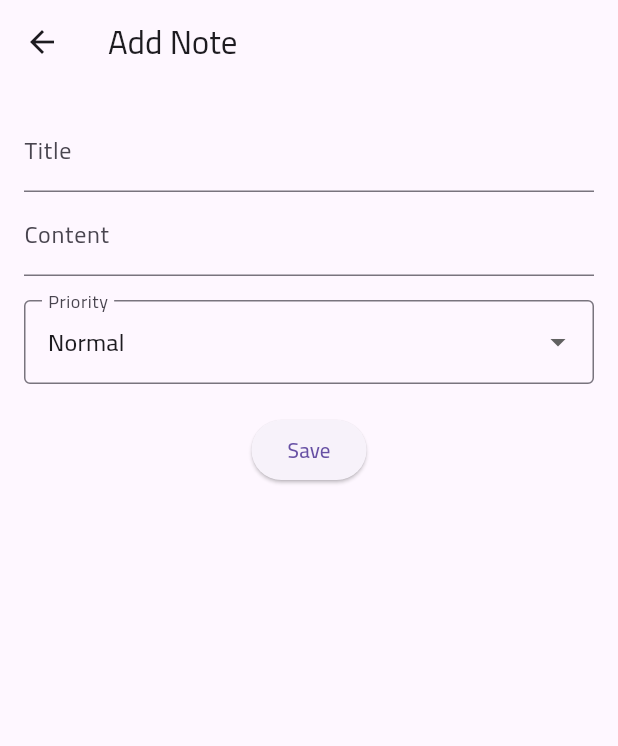
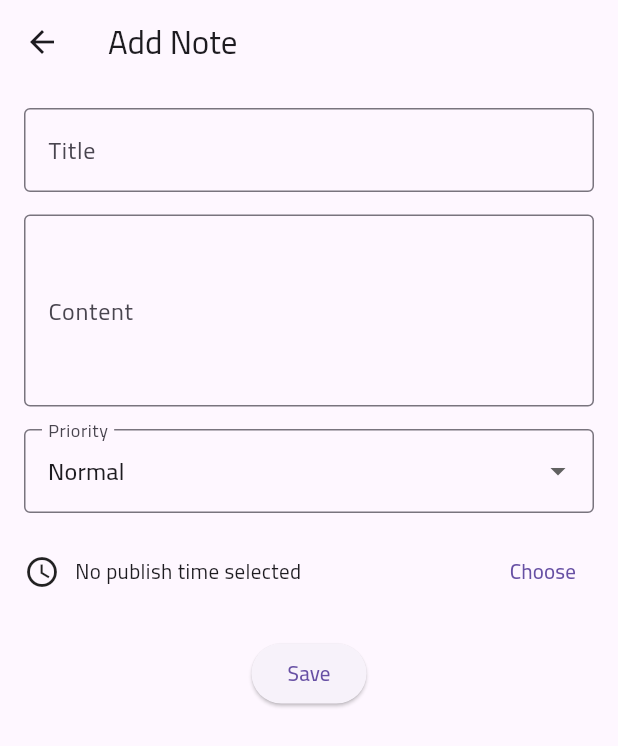
Before and after one commit to mr-atbooo/fluter_note_course, a Flutter app: the screen it shows after launch, after a tap on the "add" icon, on a phone screen of 412 x 824 dp. Shown: the top 746 px of the screen. Run offline on Flutter 3.47's test engine with Material 3 defaults, Android fonts, the phone set to English and light mode, and no system bars; our stand-ins replace sqflite, sqflite_common_ffi; missing offline and left inert: window_manager; accounts and stored records are empty.

Commit message:
make published_at

```diff
--- a/lib/db/notes_db.dart
+++ b/lib/db/notes_db.dart
@@ -1,5 +1,6 @@
 import 'package:sqflite/sqflite.dart';
 import 'package:path/path.dart';
+import 'package:path_provider/path_provider.dart';
 import '../models/note_model.dart';
 
 class NotesDB {
@@ -12,7 +13,10 @@ class NotesDB {
   }
 
   Future<Database> initDB() async {
-    String path = join(await getDatabasesPath(), 'notes.db');
+    // String path = join(await getDatabasesPath(), 'notes.db');
+
+    final directory = await getApplicationDocumentsDirectory();
+    final path = join(directory.path, 'my_notes.db');
 
     return await openDatabase(
       path,
@@ -24,22 +28,24 @@ class NotesDB {
           title TEXT,
           content TEXT,
           priority INTEGER DEFAULT 1,
+          published_at TEXT,
+          is_published INTEGER DEFAULT 0,
           created_at TEXT,
           updated_at TEXT
         )
       ''');
       },
-      onUpgrade: (db, oldVersion, newVersion) async {
-        if (oldVersion < 2) {
-          await db.execute(
-            'ALTER TABLE notes ADD COLUMN priority INTEGER DEFAULT 1',
-          );
-          await db.execute('ALTER TABLE notes ADD COLUMN created_at TEXT');
-        }
-        if (oldVersion < 3) {
-          await db.execute('ALTER TABLE notes ADD COLUMN updated_at TEXT');
-        }
-      },
+      // onUpgrade: (db, oldVersion, newVersion) async {
+      //   if (oldVersion < 2) {
+      //     await db.execute(
+      //       'ALTER TABLE notes ADD COLUMN priority INTEGER DEFAULT 1',
+      //     );
+      //     await db.execute('ALTER TABLE notes ADD COLUMN created_at TEXT');
+      //   }
+      //   if (oldVersion < 3) {
+      //     await db.execute('ALTER TABLE notes ADD COLUMN updated_at TEXT');
+      //   }
+      // },
     );
   }
 
@@ -56,6 +62,9 @@ class NotesDB {
   // ➕ Insert
   Future<int> insertNote(Note note) async {
     final db = await database;
+
+    print('Inserting note: ${note.toMap()}');
+
     // return await db.insert('notes', note.toMap());
     return await db.insert('notes', {
       ...note.toMap(),
--- a/lib/models/note_model.dart
+++ b/lib/models/note_model.dart
@@ -3,16 +3,16 @@ class Note {
   String title;
   String? content;
   int priority;
-  String createdAt;
-  String? updatedAt;
+  DateTime? publishedAt;
+  bool isPublished;
 
   Note({
     this.id,
     required this.title,
     this.content,
     this.priority = 1,
-    required this.createdAt,
-    this.updatedAt,
+    this.publishedAt,
+    this.isPublished = false,
   });
 
   Map<String, dynamic> toMap() {
@@ -21,8 +21,9 @@ class Note {
       'title': title,
       'content': content,
       'priority': priority,
-      'created_at': createdAt,
-      'updated_at': updatedAt,
+      'published_at': publishedAt?.toIso8601String(),
+      'is_published': isPublished ? 1 : 0,
+      // ⚠️ لا ندرج created_at و updated_at هنا - سيُضافان تلقائياً في الـ DB
     };
   }
 
@@ -32,8 +33,62 @@ class Note {
       title: map['title'],
       content: map['content'],
       priority: map['priority'] ?? 1,
-      createdAt: map['created_at'] ?? '',
-      updatedAt: map['updated_at'],
+      publishedAt: map['published_at'] != null
+          ? DateTime.parse(map['published_at'])
+          : null,
+      isPublished: map['is_published'] == 1,
+      // ⚠️ لا نقرأ created_at و updated_at إلى الـ Model (لا نحتاجهما في الواجهة)
     );
   }
 }
+
+// class Note {
+//   int? id;
+//   String title;
+//   String? content;
+//   int priority;
+//   DateTime? publishedAt; // 👈 الحقل الجديد
+//   bool isPublished;
+//   DateTime createdAt;
+//   DateTime? updatedAt;
+
+//   Note({
+//     this.id,
+//     required this.title,
+//     this.content,
+//     this.priority = 1,
+//     this.publishedAt,
+//     this.isPublished = false,
+//     required this.createdAt,
+//     this.updatedAt,
+//   });
+
+//   Map<String, dynamic> toMap() {
+//     return {
+//       'id': id,
+//       'title': title,
+//       'content': content,
+//       'priority': priority,
+//       // 'published_at': publishedAt,
+//       'published_at': publishedAt?.toIso8601String(),
+//       'is_published': isPublished ? 1 : 0,
+//       'created_at': createdAt,
+//       'updated_at': updatedAt,
+//     };
+//   }
+
+//   factory Note.fromMap(Map<String, dynamic> map) {
+//     return Note(
+//       id: map['id'],
+//       title: map['title'],
+//       content: map['content'],
+//       priority: map['priority'] ?? 1,
+//       publishedAt: map['published_at'] != null
+//           ? DateTime.parse(map['published_at'])
+//           : null,
+//       isPublished: map['is_published'] == 1,
+//       createdAt: map['created_at'] ?? '',
+//       updatedAt: map['updated_at'],
+//     );
+//   }
+// }
--- a/lib/screens/add_edit_note_screen.dart
+++ b/lib/screens/add_edit_note_screen.dart
@@ -16,6 +16,7 @@ class _AddEditNoteScreenState extends State<AddEditNoteScreen> {
   final contentController = TextEditingController();
   final db = NotesDB();
 
+  DateTime? publishedAt;
   int selectedPriority = 1;
 
   @override
@@ -26,6 +27,7 @@ class _AddEditNoteScreenState extends State<AddEditNoteScreen> {
       titleController.text = widget.note!.title;
       contentController.text = widget.note!.content ?? '';
       selectedPriority = widget.note!.priority;
+      publishedAt = widget.note!.publishedAt;
     }
   }
 
@@ -54,15 +56,21 @@ class _AddEditNoteScreenState extends State<AddEditNoteScreen> {
           children: [
             TextField(
               controller: titleController,
-              decoration: InputDecoration(labelText: 'Title'),
+              decoration: InputDecoration(
+                labelText: 'Title',
+                border: OutlineInputBorder(),
+              ),
             ),
+            SizedBox(height: 15),
             TextField(
               controller: contentController,
-              decoration: InputDecoration(labelText: 'Content'),
+              maxLines: 4, // 👈 عدد الأسطر
+              decoration: InputDecoration(
+                labelText: 'Content',
+                border: OutlineInputBorder(),
+              ),
             ),
-
-            SizedBox(height: 16),
-
+            SizedBox(height: 15),
             // 🔽 Priority Dropdown
             DropdownButtonFormField<int>(
               value: selectedPriority,
@@ -81,6 +89,24 @@ class _AddEditNoteScreenState extends State<AddEditNoteScreen> {
                 });
               },
             ),
+            SizedBox(height: 15),
+            Row(
+              children: [
+                Icon(Icons.schedule),
+                SizedBox(width: 10),
+                Expanded(
+                  child: Text(
+                    publishedAt == null
+                        ? 'No publish time selected'
+                        : 'Publish at: ${publishedAt!.toLocal()}',
+                  ),
+                ),
+                TextButton(
+                  onPressed: pickPublishDateTime,
+                  child: Text('Choose'),
+                ),
+              ],
+            ),
 
             SizedBox(height: 20),
 
@@ -93,6 +119,7 @@ class _AddEditNoteScreenState extends State<AddEditNoteScreen> {
                       content: contentController.text,
                       priority: selectedPriority,
                       createdAt: DateTime.now().toIso8601String(),
+                       publishedAt: publishedAt,
                     ),
                   );
                 } else {
@@ -103,6 +130,7 @@ class _AddEditNoteScreenState extends State<AddEditNoteScreen> {
                       content: contentController.text,
                       priority: selectedPriority,
                       createdAt: widget.note!.createdAt, // نخلي التاريخ ثابت
+                      publishedAt: publishedAt,
                     ),
                   );
                 }
@@ -116,4 +144,32 @@ class _AddEditNoteScreenState extends State<AddEditNoteScreen> {
       ),
     );
   }
+
+  Future<void> pickPublishDateTime() async {
+    final date = await showDatePicker(
+      context: context,
+      initialDate: publishedAt ?? DateTime.now(),
+      firstDate: DateTime.now(),
+      lastDate: DateTime(2100),
+    );
+
+    if (date == null) return;
+
+    final time = await showTimePicker(
+      context: context,
+      initialTime: TimeOfDay.fromDateTime(publishedAt ?? DateTime.now()),
+    );
+
+    if (time == null) return;
+
+    setState(() {
+      publishedAt = DateTime(
+        date.year,
+        date.month,
+        date.day,
+        time.hour,
+        time.minute,
+      );
+    });
+  }
 }
--- a/lib/screens/notes_screen.dart
+++ b/lib/screens/notes_screen.dart
@@ -196,7 +196,7 @@ class _NotesScreenState extends State<NotesScreen> {
   }
 
   String getDeviceSpecificNoteTitle(Note note) {
-    print(Platform.isLinux);
+    // print(Platform.isLinux);
 
     final screenWidth = MediaQuery.of(context).size.width;
 
--- a/pubspec.yaml
+++ b/pubspec.yaml
@@ -39,6 +39,7 @@ dependencies:
   sqflite_common_ffi: ^2.4.0+2
   intl: ^0.20.2
   window_manager: ^0.5.1
+  path_provider: ^2.1.5
 
 dev_dependencies:
   flutter_test:
```
Also changed, not shown: pubspec.lock.
